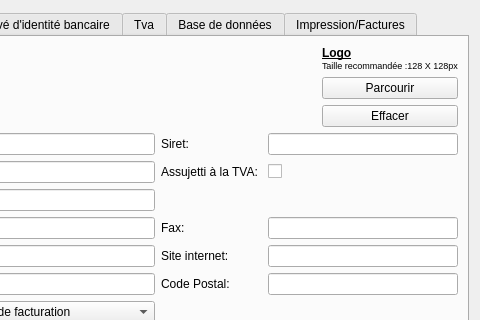
Above: src/dialogsettings.ui from cfdev/mcercle before the change; both pictures show x 141 to 621 and y 0 to 320 of the 621 by 494 pixel window. Below: the same form after it.
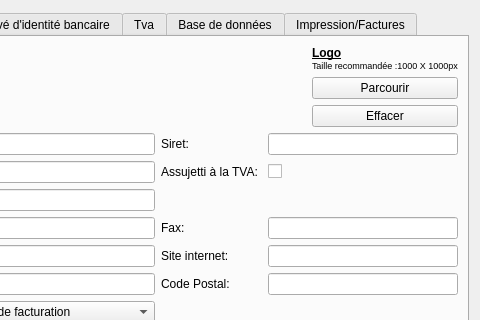
That is the form after the change. The open tabs and pages were chosen to show the change. Icons and pictures are not drawn.

Commit message: Ui setting et logo

The edit to the form file:
```diff
--- a/src/dialogsettings.ui
+++ b/src/dialogsettings.ui
@@ -80,7 +80,7 @@
 p, li { white-space: pre-wrap; }
 &lt;/style&gt;&lt;/head&gt;&lt;body style=&quot; font-family:'MS Shell Dlg 2'; font-size:8pt; font-weight:400; font-style:normal;&quot;&gt;
 &lt;p style=&quot; margin-top:0px; margin-bottom:0px; margin-left:0px; margin-right:0px; -qt-block-indent:0; text-indent:0px;&quot;&gt;&lt;span style=&quot; font-family:'Ubuntu'; font-size:9pt; font-weight:600; text-decoration: underline;&quot;&gt;Logo&lt;/span&gt;&lt;/p&gt;
-&lt;p style=&quot; margin-top:0px; margin-bottom:0px; margin-left:0px; margin-right:0px; -qt-block-indent:0; text-indent:0px;&quot;&gt;&lt;span style=&quot; font-family:'Ubuntu'; font-size:7pt;&quot;&gt;Taille recommandée :128 X 128px&lt;/span&gt;&lt;/p&gt;&lt;/body&gt;&lt;/html&gt;</string>
+&lt;p style=&quot; margin-top:0px; margin-bottom:0px; margin-left:0px; margin-right:0px; -qt-block-indent:0; text-indent:0px;&quot;&gt;&lt;span style=&quot; font-family:'Ubuntu'; font-size:7pt;&quot;&gt;Taille recommandée :1000 X 1000px&lt;/span&gt;&lt;/p&gt;&lt;/body&gt;&lt;/html&gt;</string>
                  </property>
                 </widget>
                </item>
```
Left out of the diff: 4 changed lines with no effect on the pictures.
